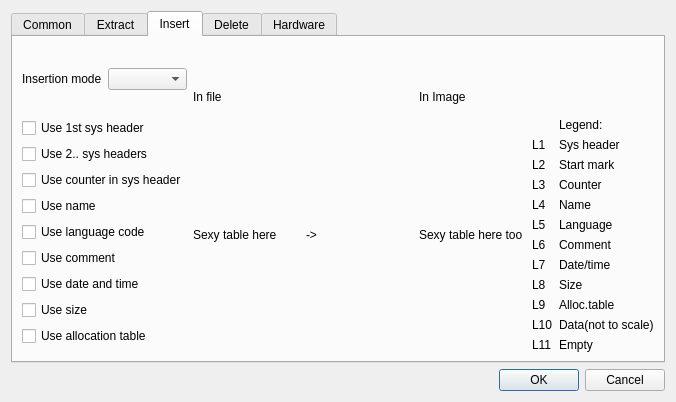
Old version of the form setupwindow.ui in the repository hitomi2500/ss-save-parser.
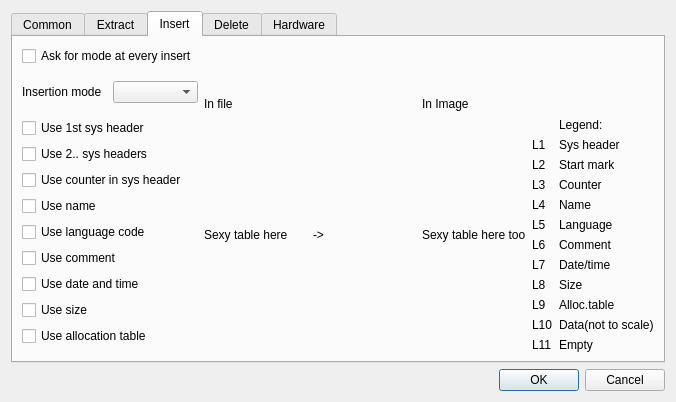
New version of the form. The open tabs and pages were chosen to show the change.

Commit message: Added "ask before every extract" mode

The edit to the form file:
```diff
--- a/setupwindow.ui
+++ b/setupwindow.ui
@@ -342,7 +342,21 @@
        <string>Insert</string>
       </attribute>
       <layout class="QGridLayout" name="verticalLayout_13">
-       <item row="5" column="0">
+       <item row="1" column="0" rowspan="2">
+        <layout class="QHBoxLayout" name="horizontalLayout_2">
+         <item>
+          <widget class="QLabel" name="label_14">
+           <property name="text">
+            <string>Insertion mode</string>
+           </property>
+          </widget>
+         </item>
+         <item>
+          <widget class="QComboBox" name="comboBox_InsertMode"/>
+         </item>
+        </layout>
+       </item>
+       <item row="6" column="0">
         <layout class="QVBoxLayout" name="verticalLayout_14">
          <item>
           <widget class="QCheckBox" name="checkBox_InsertSys">
@@ -409,42 +423,7 @@
          </item>
         </layout>
        </item>
-       <item row="0" column="0" rowspan="2">
-        <layout class="QHBoxLayout" name="horizontalLayout_2">
-         <item>
-          <widget class="QLabel" name="label_14">
-           <property name="text">
-            <string>Insertion mode</string>
-           </property>
-          </widget>
-         </item>
-         <item>
-          <widget class="QComboBox" name="comboBox_InsertMode"/>
-         </item>
-        </layout>
-       </item>
-       <item row="5" column="3">
-        <widget class="QLabel" name="label_4">
-         <property name="text">
-          <string>-&gt;</string>
-         </property>
-        </widget>
-       </item>
-       <item row="1" column="2">
-        <widget class="QLabel" name="label_5">
-         <property name="text">
-          <string>In file</string>
-         </property>
-        </widget>
-       </item>
-       <item row="1" column="4">
-        <widget class="QLabel" name="label_6">
-         <property name="text">
-          <string>In Image</string>
-         </property>
-        </widget>
-       </item>
-       <item row="5" column="6">
+       <item row="6" column="6">
         <layout class="QFormLayout" name="formLayout_3">
          <item row="0" column="1">
           <widget class="QLabel" name="label_10">
@@ -609,20 +588,48 @@
          </item>
         </layout>
        </item>
-       <item row="5" column="4">
+       <item row="6" column="4">
         <widget class="QLabel" name="label_DemoInsertImage">
          <property name="text">
           <string>Sexy table here too</string>
          </property>
         </widget>
        </item>
-       <item row="5" column="2">
+       <item row="6" column="2">
         <widget class="QLabel" name="label_DemoInsertFile">
          <property name="text">
           <string>Sexy table here</string>
          </property>
         </widget>
        </item>
+       <item row="2" column="2">
+        <widget class="QLabel" name="label_5">
+         <property name="text">
+          <string>In file</string>
+         </property>
+        </widget>
+       </item>
+       <item row="2" column="4">
+        <widget class="QLabel" name="label_6">
+         <property name="text">
+          <string>In Image</string>
+         </property>
+        </widget>
+       </item>
+       <item row="6" column="3">
+        <widget class="QLabel" name="label_4">
+         <property name="text">
+          <string>-&gt;</string>
+         </property>
+        </widget>
+       </item>
+       <item row="0" column="0">
+        <widget class="QCheckBox" name="checkBox_Ask_Every_Insert">
+         <property name="text">
+          <string>Ask for mode at every insert</string>
+         </property>
+        </widget>
+       </item>
       </layout>
      </widget>
      <widget class="QWidget" name="DeleteTab">
```
Left out of the diff: 23 changed lines with no effect on the pictures. The commit also changes 6 other files.
